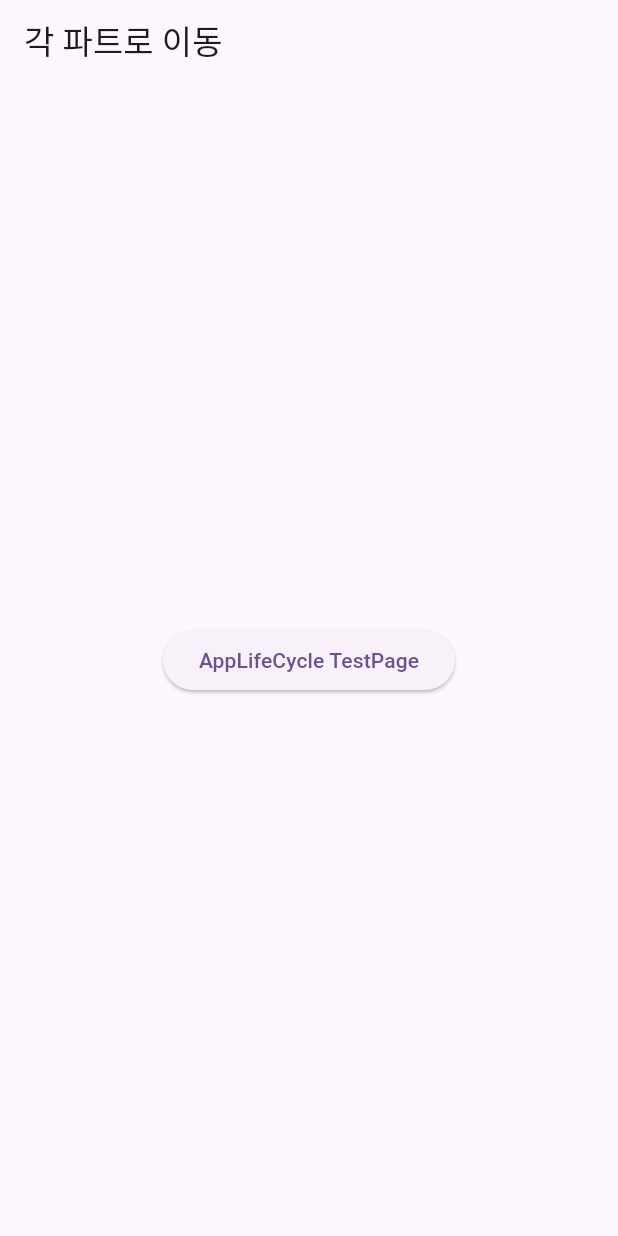
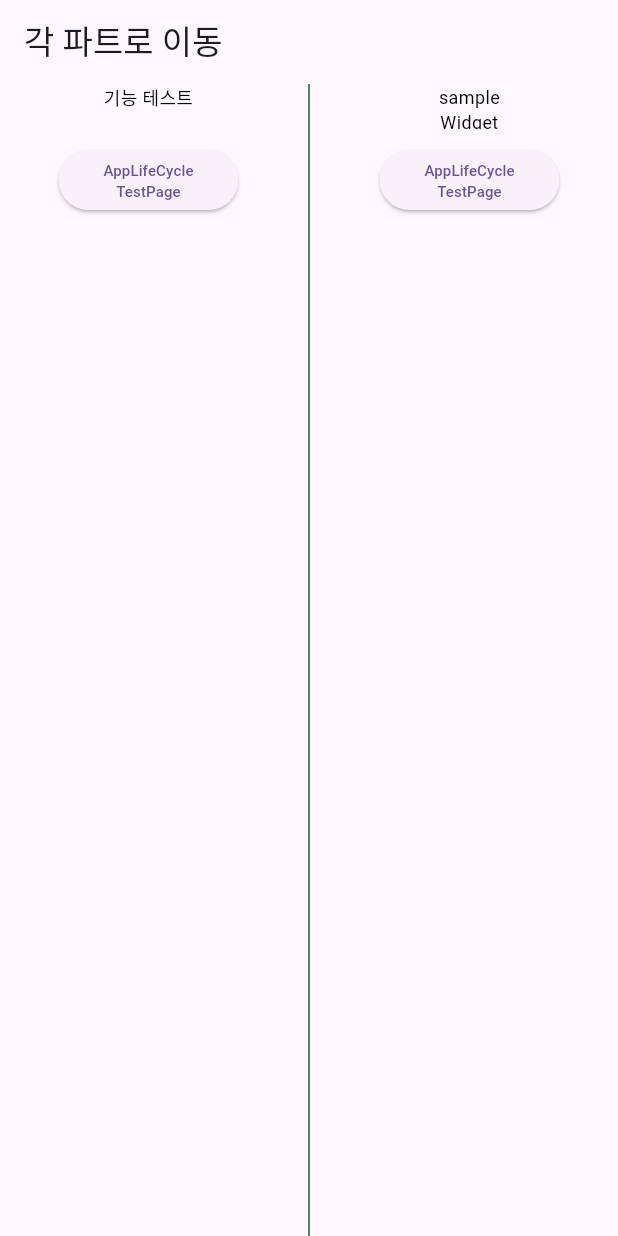
Before and after one commit to kkglpp/snippet_flutter, a Flutter app: the screen it shows after launch, on a phone screen of 412 x 824 dp. Run offline on Flutter 3.47's test engine with Material 3 defaults, Android fonts, the phone set to English and light mode, and no system bars.

Commit message:
셋팅 중

```diff
--- /dev/null
+++ b/snippet_flutter_app/lib/const/custom/custom_elebtn.dart
@@ -0,0 +1,29 @@
+import 'package:flutter/material.dart';
+
+class CustomElebtn extends StatelessWidget {
+  final double width;
+  final double height;
+  final String txt;
+  final Function() onPressed;
+  const CustomElebtn({super.key, required this.width, required this.height, required this.txt, required this.onPressed});
+
+  @override
+  Widget build(BuildContext context) {
+    int txtLen = txt.length;
+    double fontSize = (width/txtLen).clamp(10,12);
+    return ElevatedButton(
+
+      onPressed:  onPressed,
+      style: ElevatedButton.styleFrom(
+        fixedSize: Size(width, height)
+      ),
+      child: Text(
+      txt,
+      textAlign: TextAlign.center,
+      style: TextStyle(
+        fontSize: fontSize,
+
+      ),)
+      );
+  }
+}
--- /dev/null
+++ b/snippet_flutter_app/lib/const/custom/custom_text.dart
@@ -0,0 +1,31 @@
+import 'package:flutter/material.dart';
+
+class CustomText extends StatelessWidget {
+  final String txt;
+  final double width;
+  final double height;
+  final Color fontColor;
+  final double fontSize;
+  const CustomText({super.key, required this.txt, this.width = 80, this.height=30, this.fontColor = Colors.black, this.fontSize = 12});
+
+  @override
+  Widget build(BuildContext context) {
+    return SizedBox(
+      width: width,
+      height: height,
+      child: Text(
+        txt,
+        softWrap: true,
+        overflow: TextOverflow.ellipsis,
+        maxLines: 2,
+        textAlign: TextAlign.center,
+        style: TextStyle(
+          color: fontColor,
+          fontSize: fontSize,
+
+        ),
+
+      ),
+    );
+  }
+}
--- a/snippet_flutter_app/lib/const/layout/base_layout.dart
+++ b/snippet_flutter_app/lib/const/layout/base_layout.dart
@@ -1,6 +1,8 @@
 import 'package:flutter/material.dart';
 
-class BaseLayout extends StatelessWidget {
+/// WigetBindingObserver를 적용하는 페이지
+
+class BaseLayout extends StatelessWidget  with WidgetsBindingObserver{
   final Widget body;
   const BaseLayout({super.key, required this.body});
 
--- a/snippet_flutter_app/lib/const/layout/default_layout.dart
+++ b/snippet_flutter_app/lib/const/layout/default_layout.dart
@@ -1,6 +1,6 @@
 import 'package:flutter/material.dart';
 
-class DefaultLayout extends StatelessWidget {
+class DefaultLayout extends StatelessWidget  {
   final String title;
   final Widget body;
   const DefaultLayout({super.key, required this.title, required this.body});
--- /dev/null
+++ b/snippet_flutter_app/lib/home.dart
@@ -0,0 +1,81 @@
+import 'package:flutter/material.dart';
+import 'package:snippet_flutter_app/const/custom/custom_elebtn.dart';
+import 'package:snippet_flutter_app/const/custom/custom_text.dart';
+import 'package:snippet_flutter_app/const/layout/default_layout.dart';
+import 'package:snippet_flutter_app/func_test/view/app_lifecycle_test.dart';
+
+class Home extends StatelessWidget {
+  const Home({super.key});
+
+  @override
+  Widget build(BuildContext context) {
+    return LayoutBuilder(builder: (context, constraints) {
+      double maxWidth = constraints.maxWidth - 40;
+      double maxHeight = constraints.maxWidth - 40;
+
+      return DefaultLayout(
+        title: "각 파트로 이동",
+        body: Center(
+          child: Row(
+            mainAxisAlignment: MainAxisAlignment.spaceEvenly,
+            children: [
+              Column(
+                mainAxisAlignment: MainAxisAlignment.start,
+                children: [
+                  const CustomText(txt: "기능 테스트"),
+                  const SizedBox(
+                    height: 10,
+                  ),
+                  CustomElebtn(
+                    txt: "AppLifeCycle\nTestPage",
+                    width: 120,
+                    height: 30,
+                    onPressed: () => Navigator.push(
+                      context,
+                      MaterialPageRoute(
+                        builder: (context) => const AppLifecycleTest(),
+                      ),
+                    ),
+                  ),
+                ],
+              ),
+              VerticalDivider(
+                color: Colors.green[900],
+              ),
+              Column(
+                mainAxisAlignment: MainAxisAlignment.start,
+                children: [
+                  const CustomText(txt: "sample Widget"),
+                  const SizedBox(
+                    height: 10,
+                  ),
+                  SizedBox(
+                    height: maxHeight*0.8,
+                    child: SingleChildScrollView(
+                      child: Column(
+                        mainAxisAlignment: MainAxisAlignment.start,
+                        children: [
+                          CustomElebtn(
+                            txt: "AppLifeCycle\nTestPage",
+                            width: 120,
+                            height: 30,
+                            onPressed: () => Navigator.push(
+                              context,
+                              MaterialPageRoute(
+                                builder: (context) => const AppLifecycleTest(),
+                              ),
+                            ),
+                          ),
+                        ],
+                      ),
+                    ),
+                  ),
+                ],
+              ),
+            ],
+          ),
+        ),
+      );
+    });
+  }
+}
--- a/snippet_flutter_app/lib/main.dart
+++ b/snippet_flutter_app/lib/main.dart
@@ -1,5 +1,5 @@
 import 'package:flutter/material.dart';
-import 'package:snippet_flutter_app/view/home.dart';
+import 'package:snippet_flutter_app/home.dart';
 
 void main() {
   runApp(const MyApp());
--- a/snippet_flutter_app/lib/view/home.dart
+++ /dev/null
@@ -1,35 +0,0 @@
-import 'package:flutter/material.dart';
-import 'package:snippet_flutter_app/const/layout/default_layout.dart';
-import 'package:snippet_flutter_app/view/app_lifecycle_test.dart';
-
-class Home extends StatelessWidget {
-  const Home({super.key});
-
-  @override
-  Widget build(BuildContext context) {
-    return DefaultLayout(
-      title: "각 파트로 이동",
-      body: Center(
-        child: Row(
-          mainAxisAlignment: MainAxisAlignment.center,
-          children: [
-            Column(
-              mainAxisAlignment: MainAxisAlignment.center,
-              children: [
-                ElevatedButton(
-                  onPressed: () => Navigator.push(
-                    context,
-                    MaterialPageRoute(
-                      builder: (context) => AppLifecycleTest(),
-                    ),
-                  ),
-                  child: const Text("AppLifeCycle TestPage"),
-                ),
-              ],
-            )
-          ],
-        ),
-      ),
-    );
-  }
-}
```
Also changed, not shown: snippet_flutter_app/lib/func_test/view/app_lifecycle_test.dart (renamed from snippet_flutter_app/lib/view/app_lifecycle_test.dart), snippet_flutter_app/lib/func_test/view/stateful_test.dart (renamed from snippet_flutter_app/lib/view/stateful_test.dart).
